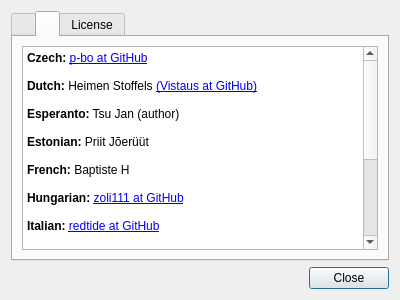
Above: about.ui from tsujan/Arqiver before the change. Below: the same form after it.
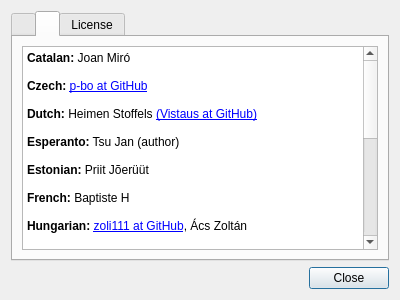
That is the form after the change. The open tabs and pages were chosen to show the change.

Diff of the .ui file:
```diff
--- a/about.ui
+++ b/about.ui
@@ -97,6 +97,8 @@
 &lt;html&gt;&lt;head&gt;&lt;meta name=&quot;qrichtext&quot; content=&quot;1&quot; /&gt;&lt;style type=&quot;text/css&quot;&gt;
 p, li { white-space: pre-wrap; }
 &lt;/style&gt;&lt;/head&gt;&lt;body style=&quot;  font-weight:400; font-style:normal;&quot;&gt;
+&lt;p style=&quot; margin-top:0px; margin-bottom:0px; margin-left:0px; margin-right:0px; -qt-block-indent:0; text-indent:0px;&quot;&gt;&lt;span style=&quot; font-weight:600;&quot;&gt;Catalan:&lt;/span&gt; Joan Miró&lt;/p&gt;
+&lt;p style=&quot;-qt-paragraph-type:empty; margin-top:0px; margin-bottom:0px; margin-left:0px; margin-right:0px; -qt-block-indent:0; text-indent:0px;&quot;&gt;&lt;br /&gt;&lt;/p&gt;
 &lt;p style=&quot; margin-top:0px; margin-bottom:0px; margin-left:0px; margin-right:0px; -qt-block-indent:0; text-indent:0px;&quot;&gt;&lt;span style=&quot; font-weight:600;&quot;&gt;Czech:&lt;/span&gt; &lt;a href=&quot;https://github.com/p-bo&quot;&gt;p-bo at GitHub&lt;/a&gt;&lt;/p&gt;
 &lt;p style=&quot;-qt-paragraph-type:empty; margin-top:0px; margin-bottom:0px; margin-left:0px; margin-right:0px; -qt-block-indent:0; text-indent:0px;&quot;&gt;&lt;br /&gt;&lt;/p&gt;
 &lt;p style=&quot; margin-top:0px; margin-bottom:0px; margin-left:0px; margin-right:0px; -qt-block-indent:0; text-indent:0px;&quot;&gt;&lt;span style=&quot; font-weight:600;&quot;&gt;Dutch:&lt;/span&gt; Heimen Stoffels &lt;a href=&quot;https://github.com/Vistaus&quot;&gt;(Vistaus at GitHub)&lt;/a&gt;&lt;/p&gt;
@@ -107,7 +109,9 @@
 &lt;p style=&quot;-qt-paragraph-type:empty; margin-top:0px; margin-bottom:0px; margin-left:0px; margin-right:0px; -qt-block-indent:0; text-indent:0px;&quot;&gt;&lt;br /&gt;&lt;/p&gt;
 &lt;p style=&quot; margin-top:0px; margin-bottom:0px; margin-left:0px; margin-right:0px; -qt-block-indent:0; text-indent:0px;&quot;&gt;&lt;span style=&quot; font-weight:600;&quot;&gt;French:&lt;/span&gt; Baptiste H&lt;/p&gt;
 &lt;p style=&quot;-qt-paragraph-type:empty; margin-top:0px; margin-bottom:0px; margin-left:0px; margin-right:0px; -qt-block-indent:0; text-indent:0px;&quot;&gt;&lt;br /&gt;&lt;/p&gt;
-&lt;p style=&quot; margin-top:0px; margin-bottom:0px; margin-left:0px; margin-right:0px; -qt-block-indent:0; text-indent:0px;&quot;&gt;&lt;span style=&quot; font-weight:600;&quot;&gt;Hungarian:&lt;/span&gt; &lt;a href=&quot;https://github.com/zoli111&quot;&gt;zoli111 at GitHub&lt;/a&gt;&lt;/p&gt;
+&lt;p style=&quot; margin-top:0px; margin-bottom:0px; margin-left:0px; margin-right:0px; -qt-block-indent:0; text-indent:0px;&quot;&gt;&lt;span style=&quot; font-weight:600;&quot;&gt;Hungarian:&lt;/span&gt; &lt;a href=&quot;https://github.com/zoli111&quot;&gt;zoli111 at GitHub&lt;/a&gt;, Ács Zoltán&lt;/p&gt;
+&lt;p style=&quot;-qt-paragraph-type:empty; margin-top:0px; margin-bottom:0px; margin-left:0px; margin-right:0px; -qt-block-indent:0; text-indent:0px;&quot;&gt;&lt;br /&gt;&lt;/p&gt;
+&lt;p style=&quot; margin-top:0px; margin-bottom:0px; margin-left:0px; margin-right:0px; -qt-block-indent:0; text-indent:0px;&quot;&gt;&lt;span style=&quot; font-weight:600;&quot;&gt;Hindi:&lt;/span&gt; &lt;a href=&quot;https://github.com/bashishtha&quot;&gt;bashishtha at GitHub&lt;/a&gt;&lt;/p&gt;
 &lt;p style=&quot;-qt-paragraph-type:empty; margin-top:0px; margin-bottom:0px; margin-left:0px; margin-right:0px; -qt-block-indent:0; text-indent:0px;&quot;&gt;&lt;br /&gt;&lt;/p&gt;
 &lt;p style=&quot; margin-top:0px; margin-bottom:0px; margin-left:0px; margin-right:0px; -qt-block-indent:0; text-indent:0px;&quot;&gt;&lt;span style=&quot; font-weight:600;&quot;&gt;Italian:&lt;/span&gt; &lt;a href=&quot;https://github.com/redtide&quot;&gt;redtide at GitHub&lt;/a&gt;&lt;/p&gt;
 &lt;p style=&quot;-qt-paragraph-type:empty; margin-top:0px; margin-bottom:0px; margin-left:0px; margin-right:0px; -qt-block-indent:0; text-indent:0px;&quot;&gt;&lt;br /&gt;&lt;/p&gt;
@@ -115,7 +119,9 @@
 &lt;p style=&quot;-qt-paragraph-type:empty; margin-top:0px; margin-bottom:0px; margin-left:0px; margin-right:0px; -qt-block-indent:0; text-indent:0px;&quot;&gt;&lt;br /&gt;&lt;/p&gt;
 &lt;p style=&quot; margin-top:0px; margin-bottom:0px; margin-left:0px; margin-right:0px; -qt-block-indent:0; text-indent:0px;&quot;&gt;&lt;span style=&quot; font-weight:600;&quot;&gt;Portuguese:&lt;/span&gt; Hugo Carvalho &lt;a href=&quot;https://github.com/hugok79&quot;&gt;(hugok79 at GitHub)&lt;/a&gt;&lt;/p&gt;
 &lt;p style=&quot;-qt-paragraph-type:empty; margin-top:0px; margin-bottom:0px; margin-left:0px; margin-right:0px; -qt-block-indent:0; text-indent:0px;&quot;&gt;&lt;br /&gt;&lt;/p&gt;
-&lt;p style=&quot; margin-top:0px; margin-bottom:0px; margin-left:0px; margin-right:0px; -qt-block-indent:0; text-indent:0px;&quot;&gt;&lt;span style=&quot; font-weight:600;&quot;&gt;Portuguese (Brazil):&lt;/span&gt; &lt;a href=&quot;https://github.com/eltonfabricio10&quot;&gt;eltonfabricio10 at GitHub&lt;/a&gt;&lt;/p&gt;
+&lt;p style=&quot; margin-top:0px; margin-bottom:0px; margin-left:0px; margin-right:0px; -qt-block-indent:0; text-indent:0px;&quot;&gt;&lt;span style=&quot; font-weight:600;&quot;&gt;Portuguese (Brazil):&lt;/span&gt; &lt;a href=&quot;https://github.com/eltonfabricio10&quot;&gt;eltonfabricio10 at GitHub&lt;/a&gt;, Gabriel Proença Alves &lt;a href=&quot;https://github.com/gabrielproencaalves&quot;&gt;(gabrielproencaalves at GitHub)&lt;/a&gt;&lt;/p&gt;
+&lt;p style=&quot;-qt-paragraph-type:empty; margin-top:0px; margin-bottom:0px; margin-left:0px; margin-right:0px; -qt-block-indent:0; text-indent:0px;&quot;&gt;&lt;br /&gt;&lt;/p&gt;
+&lt;p style=&quot; margin-top:0px; margin-bottom:0px; margin-left:0px; margin-right:0px; -qt-block-indent:0; text-indent:0px;&quot;&gt;&lt;span style=&quot; font-weight:600;&quot;&gt;Korean:&lt;/span&gt; JungHee Lee &lt;a href=&quot;https://github.com/MarongHappy&quot;&gt;(MarongHappy at GitHub)&lt;/a&gt;&lt;/p&gt;
 &lt;p style=&quot;-qt-paragraph-type:empty; margin-top:0px; margin-bottom:0px; margin-left:0px; margin-right:0px; -qt-block-indent:0; text-indent:0px;&quot;&gt;&lt;br /&gt;&lt;/p&gt;
 &lt;p style=&quot; margin-top:0px; margin-bottom:0px; margin-left:0px; margin-right:0px; -qt-block-indent:0; text-indent:0px;&quot;&gt;&lt;span style=&quot; font-weight:600;&quot;&gt;Russian:&lt;/span&gt; Николай Смольянинов &lt;a href=&quot;https://github.com/smolnp&quot;&gt;(smolnp at GitHub)&lt;/a&gt;, Pavel Shlyak &lt;a href=&quot;https://github.com/shlyakpavel&quot;&gt;(shlyakpavel at GitHub)&lt;/a&gt;&lt;/p&gt;
 &lt;p style=&quot;-qt-paragraph-type:empty; margin-top:0px; margin-bottom:0px; margin-left:0px; margin-right:0px; -qt-block-indent:0; text-indent:0px;&quot;&gt;&lt;br /&gt;&lt;/p&gt;
```
